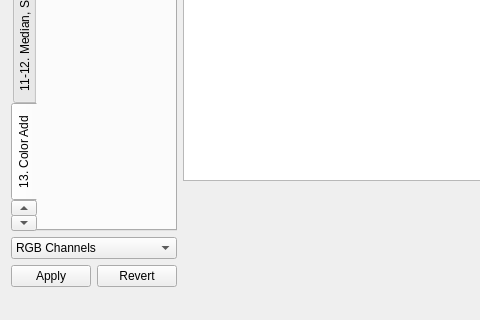
Above: mainwindow.ui from Snuux/ImageProcessingApp before the change; both pictures show x 0 to 480 and y 94 to 414 of the 1000 by 414 pixel window. Below: the same form after it.
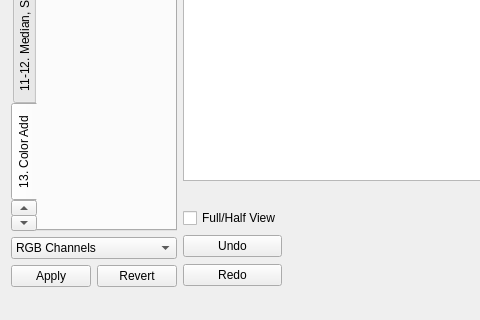
That is the form after the change. The open tabs and pages were chosen to show the change. Custom widgets are drawn as their Qt base class.

Patch:
```diff
--- a/mainwindow.ui
+++ b/mainwindow.ui
@@ -19,6 +19,15 @@
   <property name="windowTitle">
    <string>MainWindow</string>
   </property>
+  <property name="iconSize">
+   <size>
+    <width>1</width>
+    <height>1</height>
+   </size>
+  </property>
+  <property name="toolButtonStyle">
+   <enum>Qt::ToolButtonIconOnly</enum>
+  </property>
   <widget class="QWidget" name="centralWidget">
    <layout class="QVBoxLayout" name="verticalLayout_8">
     <item>
@@ -40,7 +49,7 @@
            <enum>QTabWidget::Rounded</enum>
           </property>
           <property name="currentIndex">
-           <number>10</number>
+           <number>0</number>
           </property>
           <property name="usesScrollButtons">
            <bool>true</bool>
@@ -189,11 +198,21 @@
            <attribute name="title">
             <string>13. Color Add</string>
            </attribute>
+           <layout class="QVBoxLayout" name="verticalLayout_16">
+            <item>
+             <widget class="AddColor" name="widget_13" native="true"/>
+            </item>
+           </layout>
           </widget>
           <widget class="QWidget" name="tab_13">
            <attribute name="title">
             <string>14. Box, Gauss Filters</string>
            </attribute>
+           <layout class="QVBoxLayout" name="verticalLayout_3">
+            <item>
+             <widget class="BoxGauss" name="widget_12" native="true"/>
+            </item>
+           </layout>
           </widget>
          </widget>
         </item>
@@ -224,14 +243,14 @@
         <item>
          <layout class="QHBoxLayout" name="horizontalLayout_2">
           <item>
-           <widget class="QPushButton" name="pushButton">
+           <widget class="QPushButton" name="applyButton">
             <property name="text">
              <string>Apply</string>
             </property>
            </widget>
           </item>
           <item>
-           <widget class="QPushButton" name="pushButton_2">
+           <widget class="QPushButton" name="revertButton">
             <property name="maximumSize">
              <size>
               <width>80</width>
@@ -257,6 +276,9 @@
             <verstretch>0</verstretch>
            </sizepolicy>
           </property>
+          <property name="cursor" stdset="0">
+           <cursorShape>CrossCursor</cursorShape>
+          </property>
           <property name="sizeAdjustPolicy">
            <enum>QAbstractScrollArea::AdjustIgnored</enum>
           </property>
@@ -266,9 +288,58 @@
          </widget>
         </item>
         <item>
+         <layout class="QHBoxLayout" name="horizontalLayout_3">
+          <item>
+           <layout class="QVBoxLayout" name="verticalLayout_17">
+            <item>
+             <spacer name="verticalSpacer">
+              <property name="orientation">
+               <enum>Qt::Vertical</enum>
+              </property>
+              <property name="sizeType">
+               <enum>QSizePolicy::Minimum</enum>
+              </property>
+              <property name="sizeHint" stdset="0">
+               <size>
+                <width>20</width>
+                <height>20</height>
+               </size>
+              </property>
+             </spacer>
+            </item>
+            <item>
+             <widget class="QCheckBox" name="checkBox">
+              <property name="text">
+               <string>Full/Half View</string>
+              </property>
+             </widget>
+            </item>
+            <item>
+             <widget class="QPushButton" name="undoButton">
+              <property name="enabled">
+               <bool>true</bool>
+              </property>
+              <property name="text">
+               <string>Undo</string>
+              </property>
+             </widget>
+            </item>
+            <item>
+             <widget class="QPushButton" name="redoButton">
+              <property name="enabled">
+               <bool>true</bool>
+              </property>
+              <property name="text">
+               <string>Redo</string>
+              </property>
+             </widget>
+            </item>
+           </layout>
+          </item>
+          <item>
          <widget class="QCustomPlot" name="customPlot" native="true">
           <property name="sizePolicy">
-           <sizepolicy hsizetype="Expanding" vsizetype="Fixed">
+             <sizepolicy hsizetype="Expanding" vsizetype="Minimum">
             <horstretch>0</horstretch>
             <verstretch>0</verstretch>
            </sizepolicy>
@@ -292,6 +363,8 @@
      </layout>
     </item>
    </layout>
+    </item>
+   </layout>
   </widget>
   <widget class="QMenuBar" name="menuBar">
    <property name="geometry">
@@ -485,6 +558,18 @@
    <header>medianborderfilter.h</header>
    <container>1</container>
   </customwidget>
+  <customwidget>
+   <class>BoxGauss</class>
+   <extends>QWidget</extends>
+   <header>boxgauss.h</header>
+   <container>1</container>
+  </customwidget>
+  <customwidget>
+   <class>AddColor</class>
+   <extends>QWidget</extends>
+   <header>addcolor.h</header>
+   <container>1</container>
+  </customwidget>
  </customwidgets>
  <resources/>
  <connections/>
```
Lines whose indentation alone changed are shown as unchanged.
